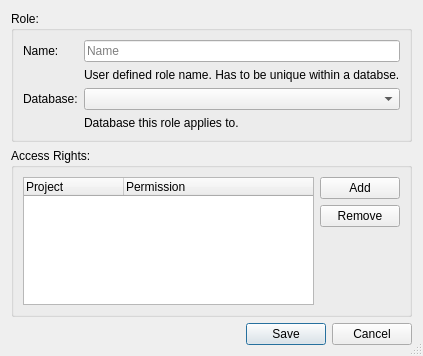
Old version of the form forms/repo_dialog_role.ui in the repository 3drepo/3drepogui.
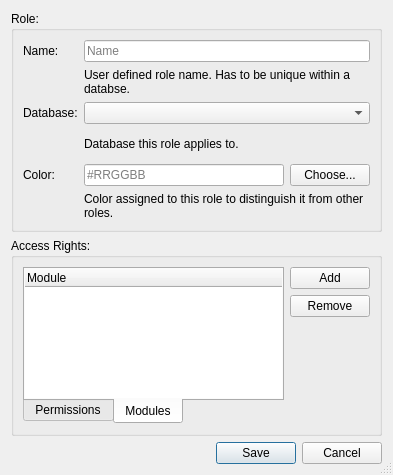
New version of the form. The open tabs and pages were chosen to show the change.

Commit message: #56 Added fields to set color and modules to Role Dialog. TODO: link with bouncer and save in DB.

```diff
--- a/forms/repo_dialog_role.ui
+++ b/forms/repo_dialog_role.ui
@@ -6,8 +6,8 @@
    <rect>
     <x>0</x>
     <y>0</y>
-    <width>403</width>
-    <height>356</height>
+    <width>393</width>
+    <height>475</height>
    </rect>
   </property>
   <property name="windowTitle">
@@ -19,82 +19,224 @@
   <layout class="QVBoxLayout" name="verticalLayout">
    <item>
     <widget class="QGroupBox" name="groupBox">
+     <property name="sizePolicy">
+      <sizepolicy hsizetype="Preferred" vsizetype="Fixed">
+       <horstretch>0</horstretch>
+       <verstretch>0</verstretch>
+      </sizepolicy>
+     </property>
      <property name="title">
       <string>Role:</string>
      </property>
      <layout class="QFormLayout" name="formLayout">
-      <item row="1" column="0">
+      <item row="0" column="0">
        <widget class="QLabel" name="nameLabel">
         <property name="text">
          <string>Name:</string>
         </property>
        </widget>
       </item>
-      <item row="1" column="1">
+      <item row="0" column="1">
        <widget class="QLineEdit" name="nameLineEdit">
         <property name="placeholderText">
          <string>Name</string>
         </property>
        </widget>
       </item>
-      <item row="2" column="1">
+      <item row="1" column="1">
        <widget class="QLabel" name="nameExplanationLabel">
         <property name="text">
          <string>User defined role name. Has to be unique within a databse.</string>
         </property>
-       </widget>
-      </item>
-      <item row="3" column="1">
-       <widget class="QComboBox" name="databaseComboBox">
-        <property name="frame">
+        <property name="wordWrap">
          <bool>true</bool>
         </property>
        </widget>
       </item>
-      <item row="3" column="0">
+      <item row="2" column="0">
        <widget class="QLabel" name="databaseLabel">
         <property name="text">
          <string>Database:</string>
         </property>
        </widget>
       </item>
-      <item row="4" column="1">
+      <item row="2" column="1">
+       <widget class="QComboBox" name="databaseComboBox">
+        <property name="frame">
+         <bool>true</bool>
+        </property>
+       </widget>
+      </item>
+      <item row="3" column="1">
        <widget class="QLabel" name="label">
         <property name="text">
          <string>Database this role applies to.</string>
         </property>
+        <property name="wordWrap">
+         <bool>true</bool>
+        </property>
+       </widget>
+      </item>
+      <item row="4" column="1">
+       <widget class="QWidget" name="widget_2" native="true">
+        <layout class="QHBoxLayout" name="horizontalLayout_3">
+         <property name="leftMargin">
+          <number>0</number>
+         </property>
+         <property name="topMargin">
+          <number>0</number>
+         </property>
+         <property name="rightMargin">
+          <number>0</number>
+         </property>
+         <property name="bottomMargin">
+          <number>0</number>
+         </property>
+         <item>
+          <widget class="QLineEdit" name="colorLineEdit">
+           <property name="placeholderText">
+            <string>#RRGGBB</string>
+           </property>
+          </widget>
+         </item>
+         <item>
+          <widget class="QPushButton" name="colorPickerPushButton">
+           <property name="text">
+            <string>Choose...</string>
+           </property>
+          </widget>
+         </item>
+        </layout>
+       </widget>
+      </item>
+      <item row="4" column="0">
+       <widget class="QLabel" name="label_2">
+        <property name="text">
+         <string>Color:</string>
+        </property>
+       </widget>
+      </item>
+      <item row="5" column="1">
+       <widget class="QLabel" name="label_3">
+        <property name="text">
+         <string>Color assigned to this role to distinguish it from other roles.</string>
+        </property>
+        <property name="wordWrap">
+         <bool>true</bool>
+        </property>
        </widget>
       </item>
      </layout>
     </widget>
    </item>
    <item>
-    <widget class="QGroupBox" name="groupBox_2">
+    <widget class="QGroupBox" name="groupBox_3">
      <property name="title">
       <string>Access Rights:</string>
      </property>
      <layout class="QHBoxLayout" name="horizontalLayout">
       <item>
-       <widget class="QTreeWidget" name="accessRightsTreeWidget">
-        <property name="alternatingRowColors">
-         <bool>true</bool>
+       <widget class="QTabWidget" name="tabWidget">
+        <property name="tabPosition">
+         <enum>QTabWidget::South</enum>
         </property>
-        <property name="indentation">
-         <number>6</number>
+        <property name="currentIndex">
+         <number>0</number>
         </property>
-        <property name="rootIsDecorated">
-         <bool>false</bool>
-        </property>
-        <column>
-         <property name="text">
-          <string>Project</string>
-         </property>
-        </column>
-        <column>
-         <property name="text">
-          <string>Permission</string>
-         </property>
-        </column>
+        <widget class="QWidget" name="permissionsTab">
+         <attribute name="title">
+          <string>Permissions</string>
+         </attribute>
+         <layout class="QHBoxLayout" name="horizontalLayout_2">
+          <property name="leftMargin">
+           <number>0</number>
+          </property>
+          <property name="topMargin">
+           <number>0</number>
+          </property>
+          <property name="rightMargin">
+           <number>0</number>
+          </property>
+          <property name="bottomMargin">
+           <number>0</number>
+          </property>
+          <item>
+           <widget class="QTreeWidget" name="accessRightsTreeWidget">
+            <property name="frameShape">
+             <enum>QFrame::NoFrame</enum>
+            </property>
+            <property name="frameShadow">
+             <enum>QFrame::Plain</enum>
+            </property>
+            <property name="lineWidth">
+             <number>0</number>
+            </property>
+            <property name="alternatingRowColors">
+             <bool>true</bool>
+            </property>
+            <property name="indentation">
+             <number>6</number>
+            </property>
+            <property name="rootIsDecorated">
+             <bool>false</bool>
+            </property>
+            <column>
+             <property name="text">
+              <string>Project</string>
+             </property>
+            </column>
+            <column>
+             <property name="text">
+              <string>Permission</string>
+             </property>
+            </column>
+           </widget>
+          </item>
+         </layout>
+        </widget>
+        <widget class="QWidget" name="modulesTab">
+         <attribute name="title">
+          <string>Modules</string>
+         </attribute>
+         <layout class="QVBoxLayout" name="verticalLayout_3">
+          <property name="leftMargin">
+           <number>0</number>
+          </property>
+          <property name="topMargin">
+           <number>0</number>
+          </property>
+          <property name="rightMargin">
+           <number>0</number>
+          </property>
+          <property name="bottomMargin">
+           <number>0</number>
+          </property>
+          <item>
+           <widget class="QTreeWidget" name="modulesTreeWidget">
+            <property name="frameShape">
+             <enum>QFrame::NoFrame</enum>
+            </property>
+            <property name="frameShadow">
+             <enum>QFrame::Plain</enum>
+            </property>
+            <property name="lineWidth">
+             <number>0</number>
+            </property>
+            <property name="alternatingRowColors">
+             <bool>true</bool>
+            </property>
+            <property name="selectionMode">
+             <enum>QAbstractItemView::SingleSelection</enum>
+            </property>
+            <column>
+             <property name="text">
+              <string>Module</string>
+             </property>
+            </column>
+           </widget>
+          </item>
+         </layout>
+        </widget>
        </widget>
       </item>
       <item>
```
The commit also changes 3 other files.
